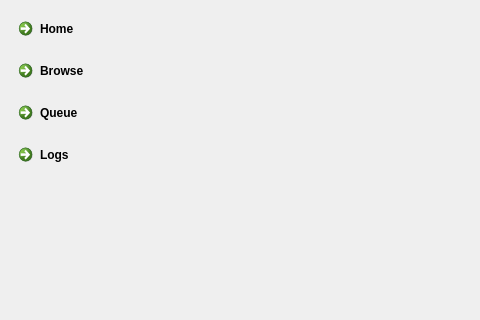
Old version of the form NickvisionTubeConverter/UI/Views/MainWindow.ui in the repository NickvisionApps/Parabolic; both pictures show x 0 to 480 and y 0 to 320 of the 800 by 600 pixel window.
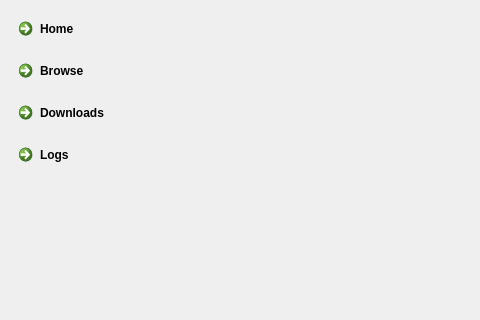
New version of the form. Icons and pictures are not drawn.

Commit message: Rename Queue Page To Downloads

What changed in the file:
```diff
--- a/NickvisionTubeConverter/UI/Views/MainWindow.ui
+++ b/NickvisionTubeConverter/UI/Views/MainWindow.ui
@@ -97,7 +97,7 @@
          </size>
         </property>
         <property name="text">
-         <string>Queue</string>
+         <string>Downloads</string>
         </property>
         <property name="icon">
          <iconset resource="../../resources.qrc">
```
Left out of the diff: 2 changed lines with no effect on the pictures. The commit also changes 4 other files.
